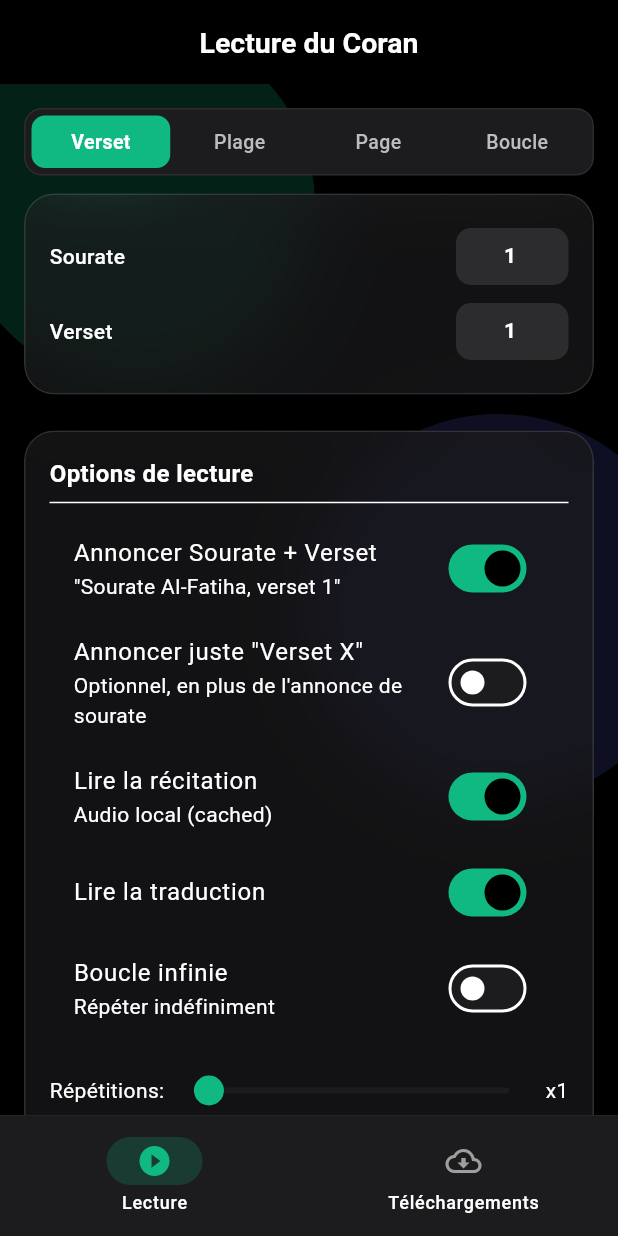
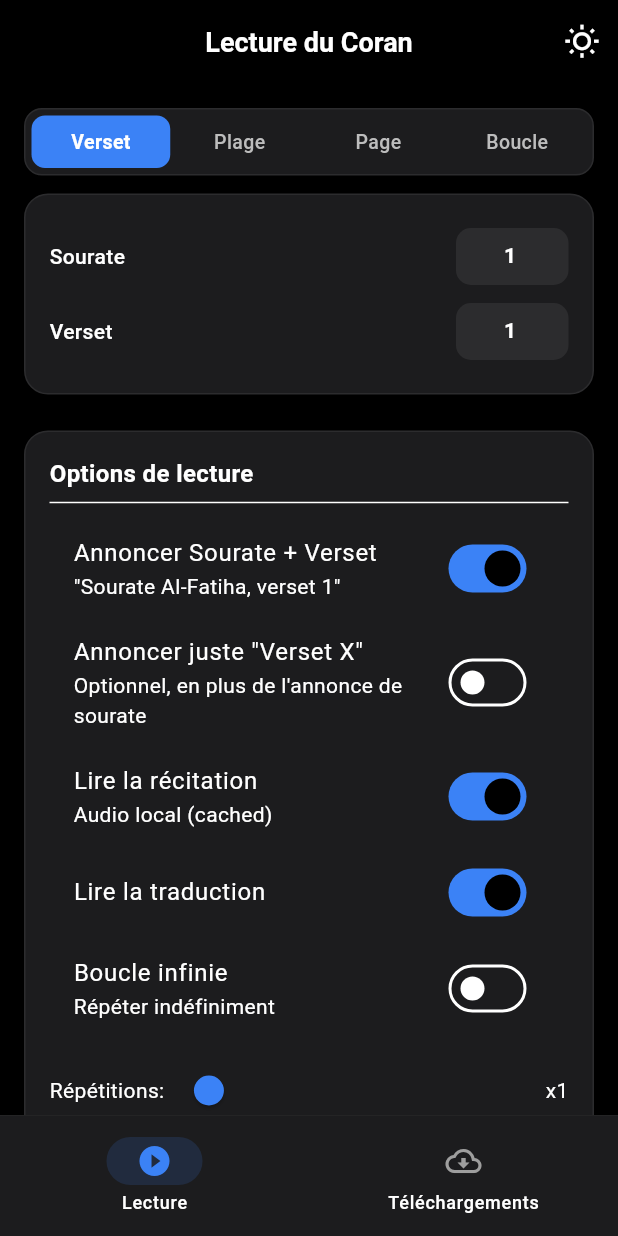
Before and after one commit to ia2213/quran-app-ios, a Flutter app: the screen it shows after launch, on a phone screen of 412 x 824 dp. Run offline on Flutter 3.47's test engine with Material 3 defaults, Android fonts, the light colour scheme and no system bars; our stand-ins replace flutter_tts, just_audio, shared_preferences; missing offline and left inert: audio_session; network calls fail.

Commit message:
UI: Clean minimalist iOS theme with Light/Dark Mode toggle, Apple Royal Blue accents, and high-legibility Uthmani typography

```diff
--- a/lib/main.dart
+++ b/lib/main.dart
@@ -166,11 +166,26 @@ class AppState extends ChangeNotifier {
   bool _surahLoading = false;
   String _reciter = 'ar.alafasy';
   String _translationLang = 'fr';
+  bool _isDarkMode = true;
 
   List<Map<String, dynamic>> get surahs => _surahs;
   bool get surahLoading => _surahLoading;
   String get reciter => _reciter;
   String get translationLang => _translationLang;
+  bool get isDarkMode => _isDarkMode;
+
+  Future<void> loadTheme() async {
+    final prefs = await SharedPreferences.getInstance();
+    _isDarkMode = prefs.getBool('isDarkMode') ?? true;
+    notifyListeners();
+  }
+
+  void toggleTheme(bool val) async {
+    _isDarkMode = val;
+    notifyListeners();
+    final prefs = await SharedPreferences.getInstance();
+    await prefs.setBool('isDarkMode', val);
+  }
 
   Future<void> loadSurahs() async {
     _surahLoading = true;
@@ -209,11 +224,38 @@ class QuranApp extends StatelessWidget {
   @override
   Widget build(BuildContext context) {
     return ChangeNotifierProvider(
-      create: (_) => AppState()..loadSurahs(),
-      child: MaterialApp(
-        title: 'Lecture du Coran',
+      create: (_) => AppState()..loadSurahs()..loadTheme(),
+      child: Consumer<AppState>(
+        builder: (context, appState, _) {
+          return MaterialApp(
+            title: 'Coran',
             debugShowCheckedModeBanner: false,
-        themeMode: ThemeMode.dark,
+            themeMode: appState.isDarkMode ? ThemeMode.dark : ThemeMode.light,
+            theme: ThemeData(
+              useMaterial3: true,
+              brightness: Brightness.light,
+              scaffoldBackgroundColor: const Color(0xFFF9FAFB),
+              cardTheme: CardThemeData(
+                color: Colors.white,
+                elevation: 0,
+                shape: RoundedRectangleBorder(
+                  borderRadius: BorderRadius.circular(16),
+                  side: const BorderSide(color: Color(0xFFE5E7EB), width: 1),
+                ),
+              ),
+              colorScheme: const ColorScheme.light(
+                primary: Color(0xFF2563EB),
+                surface: Colors.white,
+              ),
+              appBarTheme: const AppBarTheme(
+                centerTitle: true,
+                backgroundColor: Color(0xFFF9FAFB),
+                foregroundColor: Color(0xFF111827),
+                elevation: 0,
+                scrolledUnderElevation: 0,
+                titleTextStyle: TextStyle(fontSize: 18, fontWeight: FontWeight.bold, color: Color(0xFF111827)),
+              ),
+            ),
             darkTheme: ThemeData(
               useMaterial3: true,
               brightness: Brightness.dark,
@@ -227,8 +269,7 @@ class QuranApp extends StatelessWidget {
                 ),
               ),
               colorScheme: const ColorScheme.dark(
-            primary: Color(0xFF10B981),
-            secondary: Color(0xFF059669),
+                primary: Color(0xFF3B82F6),
                 surface: Color(0xFF1C1C1E),
               ),
               appBarTheme: const AppBarTheme(
@@ -237,10 +278,12 @@ class QuranApp extends StatelessWidget {
                 foregroundColor: Colors.white,
                 elevation: 0,
                 scrolledUnderElevation: 0,
-            titleTextStyle: TextStyle(fontSize: 19, fontWeight: FontWeight.bold, color: Colors.white),
+                titleTextStyle: TextStyle(fontSize: 18, fontWeight: FontWeight.bold, color: Colors.white),
               ),
             ),
             home: const QuranHome(),
+          );
+        },
       ),
     );
   }
@@ -261,6 +304,9 @@ class _QuranHomeState extends State<QuranHome> {
 
   @override
   Widget build(BuildContext context) {
+    final isDark = Theme.of(context).brightness == Brightness.dark;
+    final primaryColor = Theme.of(context).colorScheme.primary;
+
     return Scaffold(
       body: IndexedStack(
         index: _tab,
@@ -270,24 +316,24 @@ class _QuranHomeState extends State<QuranHome> {
         ],
       ),
       bottomNavigationBar: Container(
-        decoration: const BoxDecoration(
-          color: Color(0xFF1C1C1E),
-          border: Border(top: BorderSide(color: Color(0xFF2C2C2E), width: 0.5)),
+        decoration: BoxDecoration(
+          color: isDark ? const Color(0xFF1C1C1E) : Colors.white,
+          border: Border(top: BorderSide(color: isDark ? const Color(0xFF2C2C2E) : const Color(0xFFE5E7EB), width: 0.5)),
         ),
         child: NavigationBar(
           selectedIndex: _tab,
           onDestinationSelected: (i) => setState(() => _tab = i),
           backgroundColor: Colors.transparent,
-          indicatorColor: const Color(0xFF10B981).withOpacity(0.2),
-          destinations: const [
+          indicatorColor: primaryColor.withOpacity(0.15),
+          destinations: [
             NavigationDestination(
-              icon: Icon(Icons.play_circle_outline, color: Colors.grey),
-              selectedIcon: Icon(Icons.play_circle_fill, color: Color(0xFF10B981)),
+              icon: const Icon(Icons.play_circle_outline, color: Colors.grey),
+              selectedIcon: Icon(Icons.play_circle_fill, color: primaryColor),
               label: 'Lecture',
             ),
             NavigationDestination(
-              icon: Icon(Icons.cloud_download_outlined, color: Colors.grey),
-              selectedIcon: Icon(Icons.cloud_download, color: Color(0xFF10B981)),
+              icon: const Icon(Icons.cloud_download_outlined, color: Colors.grey),
+              selectedIcon: Icon(Icons.cloud_download, color: primaryColor),
               label: 'Téléchargements',
             ),
           ],
@@ -887,23 +933,28 @@ class _RecitationScreenState extends State<RecitationScreen> {
   // -----------------------------------------------------------
 
   Widget _card(List<Widget> children) {
+    final isDark = Theme.of(context).brightness == Brightness.dark;
     return Container(
       margin: const EdgeInsets.only(bottom: 12),
-      child: ClipRRect(
-        borderRadius: BorderRadius.circular(20),
-        child: BackdropFilter(
-          filter: ImageFilter.blur(sigmaX: 25, sigmaY: 25),
-          child: Container(
       padding: const EdgeInsets.all(16),
       decoration: BoxDecoration(
-              color: const Color(0xFF1C1C1E).withOpacity(0.65),
-              borderRadius: BorderRadius.circular(20),
-              border: Border.all(color: Colors.white.withOpacity(0.12), width: 1),
+        color: isDark ? const Color(0xFF1C1C1E) : Colors.white,
+        borderRadius: BorderRadius.circular(16),
+        border: Border.all(
+          color: isDark ? const Color(0xFF2C2C2E) : const Color(0xFFE5E7EB),
+          width: 1,
+        ),
+        boxShadow: isDark
+            ? null
+            : [
+                BoxShadow(
+                  color: Colors.black.withOpacity(0.03),
+                  blurRadius: 10,
+                  offset: const Offset(0, 2),
+                ),
+              ],
       ),
       child: Column(crossAxisAlignment: CrossAxisAlignment.stretch, children: children),
-          ),
-        ),
-      ),
     );
   }
 
@@ -919,22 +970,23 @@ class _RecitationScreenState extends State<RecitationScreen> {
 
   Widget _inputRow(String label, int value, int min, int max, Function(int) onChanged,
       {required TextEditingController ctrl}) {
+    final isDark = Theme.of(context).brightness == Brightness.dark;
     return Padding(
       padding: const EdgeInsets.symmetric(vertical: 6),
       child: Row(
         mainAxisAlignment: MainAxisAlignment.spaceBetween,
         children: [
-          Text(label, style: const TextStyle(fontWeight: FontWeight.w500, fontSize: 14, color: Colors.white)),
+          Text(label, style: TextStyle(fontWeight: FontWeight.w500, fontSize: 14, color: isDark ? Colors.white : const Color(0xFF111827))),
           SizedBox(
             width: 75,
             height: 38,
             child: TextField(
               controller: ctrl,
               keyboardType: TextInputType.number,
-              style: const TextStyle(fontSize: 14, fontWeight: FontWeight.bold, color: Colors.white),
+              style: TextStyle(fontSize: 14, fontWeight: FontWeight.bold, color: isDark ? Colors.white : const Color(0xFF111827)),
               decoration: InputDecoration(
                 filled: true,
-                fillColor: const Color(0xFF2C2C2E),
+                fillColor: isDark ? const Color(0xFF2C2C2E) : const Color(0xFFF3F4F6),
                 border: OutlineInputBorder(
                   borderRadius: BorderRadius.circular(10),
                   borderSide: BorderSide.none,
@@ -959,46 +1011,31 @@ class _RecitationScreenState extends State<RecitationScreen> {
 
   @override
   Widget build(BuildContext context) {
-
+    final appState = Provider.of<AppState>(context);
+    final isDark = Theme.of(context).brightness == Brightness.dark;
+    final primaryColor = Theme.of(context).colorScheme.primary;
 
     return Scaffold(
-      appBar: AppBar(title: const Text('Lecture du Coran')),
-      body: Stack(
-        children: [
-          Positioned(
-            top: -40,
-            left: -30,
-            child: Container(
-              width: 240,
-              height: 240,
-              decoration: BoxDecoration(
-                shape: BoxShape.circle,
-                color: const Color(0xFF10B981).withOpacity(0.18),
-              ),
-            ),
-          ),
-          Positioned(
-            top: 220,
-            right: -50,
-            child: Container(
-              width: 260,
-              height: 260,
-              decoration: BoxDecoration(
-                shape: BoxShape.circle,
-                color: const Color(0xFF6366F1).withOpacity(0.15),
-              ),
-            ),
-          ),
-          ListView(
+      appBar: AppBar(
+        title: const Text('Lecture du Coran'),
+        actions: [
+          IconButton(
+            icon: Icon(appState.isDarkMode ? Icons.wb_sunny_outlined : Icons.nightlight_round),
+            tooltip: appState.isDarkMode ? 'Passer en mode clair' : 'Passer en mode sombre',
+            onPressed: () => appState.toggleTheme(!appState.isDarkMode),
+          ),
+        ],
+      ),
+      body: ListView(
         padding: const EdgeInsets.all(16),
         children: [
           // iOS Segmented Mode Picker
           Container(
             padding: const EdgeInsets.all(4),
             decoration: BoxDecoration(
-              color: const Color(0xFF1C1C1E),
+              color: isDark ? const Color(0xFF1C1C1E) : const Color(0xFFE5E7EB),
               borderRadius: BorderRadius.circular(12),
-              border: Border.all(color: const Color(0xFF2C2C2E), width: 1),
+              border: Border.all(color: isDark ? const Color(0xFF2C2C2E) : const Color(0xFFD1D5DB), width: 1),
             ),
             child: Row(
               children: ['single', 'range', 'page', 'loop'].map((m) {
@@ -1011,14 +1048,17 @@ class _RecitationScreenState extends State<RecitationScreen> {
                       duration: const Duration(milliseconds: 150),
                       padding: const EdgeInsets.symmetric(vertical: 8),
                       decoration: BoxDecoration(
-                        color: selected ? const Color(0xFF10B981) : Colors.transparent,
+                        color: selected ? primaryColor : Colors.transparent,
                         borderRadius: BorderRadius.circular(9),
+                        boxShadow: selected && !isDark
+                            ? [BoxShadow(color: primaryColor.withOpacity(0.2), blurRadius: 4, offset: const Offset(0, 2))]
+                            : null,
                       ),
                       child: Center(
                         child: Text(
                           label,
                           style: TextStyle(
-                            color: selected ? Colors.white : Colors.grey.shade400,
+                            color: selected ? Colors.white : (isDark ? Colors.grey.shade400 : Colors.grey.shade700),
                             fontWeight: selected ? FontWeight.bold : FontWeight.w500,
                             fontSize: 13,
                           ),
@@ -1189,8 +1229,8 @@ class _RecitationScreenState extends State<RecitationScreen> {
               Expanded(
                 child: ElevatedButton.icon(
                   style: ElevatedButton.styleFrom(
-                    backgroundColor: const Color(0xFF10B981),
-                    disabledBackgroundColor: const Color(0xFF1C1C1E),
+                    backgroundColor: primaryColor,
+                    disabledBackgroundColor: isDark ? const Color(0xFF1C1C1E) : Colors.grey.shade300,
                     foregroundColor: Colors.white,
                     padding: const EdgeInsets.symmetric(vertical: 14),
                     shape: RoundedRectangleBorder(borderRadius: BorderRadius.circular(12)),
@@ -1206,7 +1246,7 @@ class _RecitationScreenState extends State<RecitationScreen> {
                 child: ElevatedButton.icon(
                   style: ElevatedButton.styleFrom(
                     backgroundColor: const Color(0xFFEF4444),
-                    disabledBackgroundColor: const Color(0xFF1C1C1E),
+                    disabledBackgroundColor: isDark ? const Color(0xFF1C1C1E) : Colors.grey.shade300,
                     foregroundColor: Colors.white,
                     padding: const EdgeInsets.symmetric(vertical: 14),
                     shape: RoundedRectangleBorder(borderRadius: BorderRadius.circular(12)),
@@ -1360,36 +1400,40 @@ class _RecitationScreenState extends State<RecitationScreen> {
                         const SizedBox(height: 18),
                         Text(
                           _arabicText,
-                          style: const TextStyle(fontSize: 32, height: 1.8, color: Color(0xFFFFFFFF), fontWeight: FontWeight.w600),
+                          style: TextStyle(
+                            fontSize: 30,
+                            height: 1.8,
+                            color: isDark ? const Color(0xFFF9FAFB) : const Color(0xFF111827),
+                            fontWeight: FontWeight.w600,
+                          ),
                           textAlign: TextAlign.center,
                           textDirection: TextDirection.rtl,
                         ),
                         if (_translationText.isNotEmpty) ...[
                           const SizedBox(height: 18),
-                          ClipRRect(
-                            borderRadius: BorderRadius.circular(14),
-                            child: Container(
+                          Container(
                             padding: const EdgeInsets.all(14),
                             decoration: BoxDecoration(
-                                color: const Color(0xFF2C2C2E).withOpacity(0.8),
-                                borderRadius: BorderRadius.circular(14),
-                                border: Border.all(color: Colors.white.withOpacity(0.08), width: 1),
+                              color: isDark ? const Color(0xFF2C2C2E) : const Color(0xFFF3F4F6),
+                              borderRadius: BorderRadius.circular(12),
                             ),
                             child: Text(
                               _translationText,
-                                style: const TextStyle(fontSize: 15, height: 1.4, color: Color(0xFFE5E7EB), fontStyle: FontStyle.italic),
+                              style: TextStyle(
+                                fontSize: 15,
+                                height: 1.4,
+                                color: isDark ? const Color(0xFFE5E7EB) : const Color(0xFF374151),
+                                fontStyle: FontStyle.italic,
+                              ),
                               textAlign: TextAlign.left,
                             ),
                           ),
-                          ),
-                        ],
-                      ],
-                    ),
-                  ),
-                ),
-              ),
-            ),
-        ],
+                        ],
+                      ],
+                    ),
+                  ),
+                ),
+              ),
             ),
         ],
       ),
```
Lines whose indentation alone changed are shown as unchanged.
